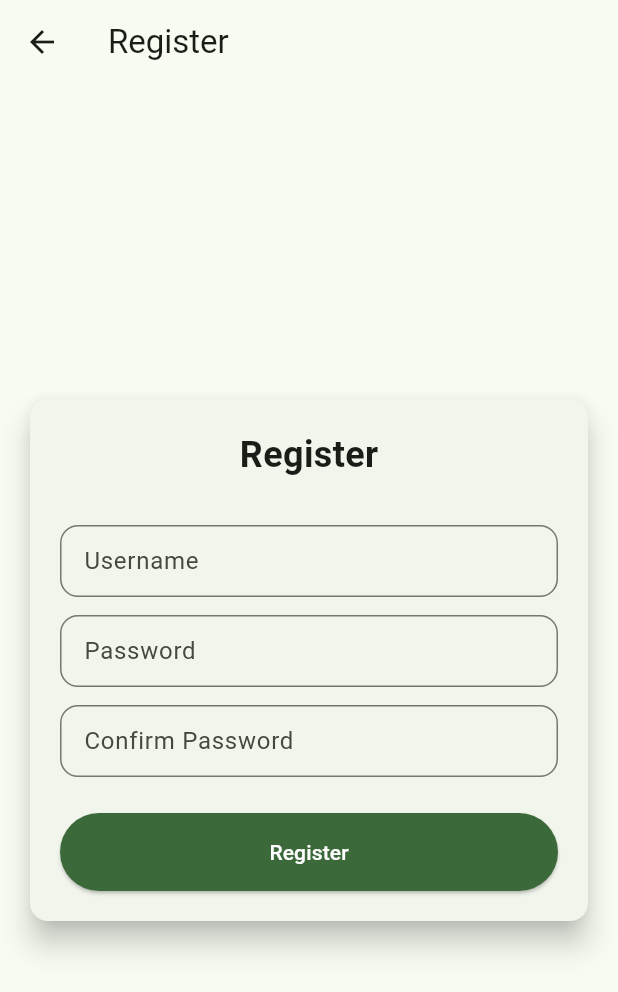
After one commit to mir4na/mewwing-mobile-app, a Flutter app: the screen it shows after launch, after a tap on an icon or button, on a phone screen of 412 x 824 dp. The commit adds this screen. Shown: the top 992 px of the screen. Run offline on Flutter 3.47's test engine with Material 3 defaults, Android fonts, the phone set to English and light mode, and no system bars; our stand-ins replace cached_network_image; missing offline and left inert: pbp_django_auth; network calls fail.

Commit message:
assignment 9 done

```diff
--- a/lib/main.dart
+++ b/lib/main.dart
@@ -1,5 +1,7 @@
 import 'package:flutter/material.dart';
-import 'package:mewwing_mobile/screens/menu.dart';
+import 'package:mewwing_mobile/screens/login.dart';
+import 'package:pbp_django_auth/pbp_django_auth.dart';
+import 'package:provider/provider.dart';
 
 void main() {
   runApp(const MyApp());
@@ -10,7 +12,13 @@ class MyApp extends StatelessWidget {
 
   @override
   Widget build(BuildContext context) {
-    return MaterialApp(
+    return MultiProvider(
+      providers: [
+        Provider<CookieRequest>(
+          create: (_) => CookieRequest(),
+        ),
+      ],
+      child: MaterialApp(
           title: 'mewwing',
           theme: ThemeData(
             colorScheme: ColorScheme.fromSeed(
@@ -19,7 +27,7 @@ class MyApp extends StatelessWidget {
             ),
             useMaterial3: true,
           ),
-      home: const MyHomePage(),
+          home: const LoginPage()),
     );
   }
 }
--- /dev/null
+++ b/lib/screens/login.dart
@@ -0,0 +1,176 @@
+import 'package:mewwing_mobile/screens/menu.dart';
+import 'package:flutter/material.dart';
+import 'package:pbp_django_auth/pbp_django_auth.dart';
+import 'package:provider/provider.dart';
+import 'package:mewwing_mobile/screens/register.dart';
+
+void main() {
+  runApp(const LoginApp());
+}
+
+class LoginApp extends StatelessWidget {
+  const LoginApp({super.key});
+
+  @override
+  Widget build(BuildContext context) {
+    return MaterialApp(
+      title: 'Login',
+      theme: ThemeData(
+        useMaterial3: true,
+        colorScheme: ColorScheme.fromSwatch(
+          primarySwatch: Colors.deepPurple,
+        ).copyWith(secondary: Colors.deepPurple[400]),
+      ),
+      home: const LoginPage(),
+    );
+  }
+}
+
+class LoginPage extends StatefulWidget {
+  const LoginPage({super.key});
+
+  @override
+  State<LoginPage> createState() => _LoginPageState();
+}
+
+class _LoginPageState extends State<LoginPage> {
+  final TextEditingController _usernameController = TextEditingController();
+  final TextEditingController _passwordController = TextEditingController();
+
+  @override
+  Widget build(BuildContext context) {
+    final request = context.watch<CookieRequest>();
+
+    return Scaffold(
+      appBar: AppBar(
+        title: const Text('Login'),
+      ),
+      body: Center(
+        child: SingleChildScrollView(
+          padding: const EdgeInsets.all(16.0),
+          child: Card(
+            elevation: 8,
+            shape: RoundedRectangleBorder(
+              borderRadius: BorderRadius.circular(12.0),
+            ),
+            child: Padding(
+              padding: const EdgeInsets.all(20.0),
+              child: Column(
+                mainAxisSize: MainAxisSize.min,
+                children: [
+                  const Text(
+                    'Login',
+                    style: TextStyle(
+                      fontSize: 24.0,
+                      fontWeight: FontWeight.bold,
+                    ),
+                  ),
+                  const SizedBox(height: 30.0),
+                  TextField(
+                    controller: _usernameController,
+                    decoration: const InputDecoration(
+                      labelText: 'Username',
+                      hintText: 'Enter your username',
+                      border: OutlineInputBorder(
+                        borderRadius: BorderRadius.all(Radius.circular(12.0)),
+                      ),
+                      contentPadding:
+                          EdgeInsets.symmetric(horizontal: 12.0, vertical: 8.0),
+                    ),
+                  ),
+                  const SizedBox(height: 12.0),
+                  TextField(
+                    controller: _passwordController,
+                    decoration: const InputDecoration(
+                      labelText: 'Password',
+                      hintText: 'Enter your password',
+                      border: OutlineInputBorder(
+                        borderRadius: BorderRadius.all(Radius.circular(12.0)),
+                      ),
+                      contentPadding:
+                          EdgeInsets.symmetric(horizontal: 12.0, vertical: 8.0),
+                    ),
+                    obscureText: true,
+                  ),
+                  const SizedBox(height: 24.0),
+                  ElevatedButton(
+                    onPressed: () async {
+                      String username = _usernameController.text;
+                      String password = _passwordController.text;
+                      final response = await request
+                          .login("http://127.0.0.1:8000/auth/login/", {
+                        'username': username,
+                        'password': password,
+                      });
+
+                      if (request.loggedIn) {
+                        String message = response['message'];
+                        String uname = response['username'];
+                        if (context.mounted) {
+                          Navigator.pushReplacement(
+                            context,
+                            MaterialPageRoute(
+                                builder: (context) => MyHomePage()),
+                          );
+                          ScaffoldMessenger.of(context)
+                            ..hideCurrentSnackBar()
+                            ..showSnackBar(
+                              SnackBar(
+                                  content:
+                                      Text("$message Selamat datang, $uname.")),
+                            );
+                        }
+                      } else {
+                        if (context.mounted) {
+                          showDialog(
+                            context: context,
+                            builder: (context) => AlertDialog(
+                              title: const Text('Login Gagal'),
+                              content: Text(response['message']),
+                              actions: [
+                                TextButton(
+                                  child: const Text('OK'),
+                                  onPressed: () {
+                                    Navigator.pop(context);
+                                  },
+                                ),
+                              ],
+                            ),
+                          );
+                        }
+                      }
+                    },
+                    style: ElevatedButton.styleFrom(
+                      foregroundColor: Colors.white,
+                      minimumSize: Size(double.infinity, 50),
+                      backgroundColor: Theme.of(context).colorScheme.primary,
+                      padding: const EdgeInsets.symmetric(vertical: 16.0),
+                    ),
+                    child: const Text('Login'),
+                  ),
+                  const SizedBox(height: 36.0),
+                  GestureDetector(
+                    onTap: () {
+                      Navigator.push(
+                        context,
+                        MaterialPageRoute(
+                            builder: (context) => const RegisterPage()),
+                      );
+                    },
+                    child: Text(
+                      'Don\'t have an account? Register',
+                      style: TextStyle(
+                        color: Theme.of(context).colorScheme.primary,
+                        fontSize: 16.0,
+                      ),
+                    ),
+                  ),
+                ],
+              ),
+            ),
+          ),
+        ),
+      ),
+    );
+  }
+}
--- /dev/null
+++ b/lib/screens/register.dart
@@ -0,0 +1,161 @@
+import 'dart:convert';
+import 'package:flutter/material.dart';
+import 'package:mewwing_mobile/screens/login.dart';
+import 'package:pbp_django_auth/pbp_django_auth.dart';
+import 'package:provider/provider.dart';
+
+class RegisterPage extends StatefulWidget {
+  const RegisterPage({super.key});
+
+  @override
+  State<RegisterPage> createState() => _RegisterPageState();
+}
+
+class _RegisterPageState extends State<RegisterPage> {
+  final _usernameController = TextEditingController();
+  final _passwordController = TextEditingController();
+  final _confirmPasswordController = TextEditingController();
+
+  @override
+  Widget build(BuildContext context) {
+    final request = context.watch<CookieRequest>();
+    return Scaffold(
+      appBar: AppBar(
+        title: const Text('Register'),
+        leading: IconButton(
+          icon: const Icon(Icons.arrow_back),
+          onPressed: () {
+            Navigator.pop(context);
+          },
+        ),
+      ),
+      body: Center(
+        child: SingleChildScrollView(
+          padding: const EdgeInsets.all(16.0),
+          child: Card(
+            elevation: 8,
+            shape: RoundedRectangleBorder(
+              borderRadius: BorderRadius.circular(12.0),
+            ),
+            child: Padding(
+              padding: const EdgeInsets.all(20.0),
+              child: Column(
+                mainAxisSize: MainAxisSize.min,
+                children: <Widget>[
+                  const Text(
+                    'Register',
+                    style: TextStyle(
+                      fontSize: 24.0,
+                      fontWeight: FontWeight.bold,
+                    ),
+                  ),
+                  const SizedBox(height: 30.0),
+                  TextFormField(
+                    controller: _usernameController,
+                    decoration: const InputDecoration(
+                      labelText: 'Username',
+                      hintText: 'Enter your username',
+                      border: OutlineInputBorder(
+                        borderRadius: BorderRadius.all(Radius.circular(12.0)),
+                      ),
+                      contentPadding:
+                          EdgeInsets.symmetric(horizontal: 12.0, vertical: 8.0),
+                    ),
+                    validator: (value) {
+                      if (value == null || value.isEmpty) {
+                        return 'Please enter your username';
+                      }
+                      return null;
+                    },
+                  ),
+                  const SizedBox(height: 12.0),
+                  TextFormField(
+                    controller: _passwordController,
+                    decoration: const InputDecoration(
+                      labelText: 'Password',
+                      hintText: 'Enter your password',
+                      border: OutlineInputBorder(
+                        borderRadius: BorderRadius.all(Radius.circular(12.0)),
+                      ),
+                      contentPadding:
+                          EdgeInsets.symmetric(horizontal: 12.0, vertical: 8.0),
+                    ),
+                    obscureText: true,
+                    validator: (value) {
+                      if (value == null || value.isEmpty) {
+                        return 'Please enter your password';
+                      }
+                      return null;
+                    },
+                  ),
+                  const SizedBox(height: 12.0),
+                  TextFormField(
+                    controller: _confirmPasswordController,
+                    decoration: const InputDecoration(
+                      labelText: 'Confirm Password',
+                      hintText: 'Confirm your password',
+                      border: OutlineInputBorder(
+                        borderRadius: BorderRadius.all(Radius.circular(12.0)),
+                      ),
+                      contentPadding:
+                          EdgeInsets.symmetric(horizontal: 12.0, vertical: 8.0),
+                    ),
+                    obscureText: true,
+                    validator: (value) {
+                      if (value == null || value.isEmpty) {
+                        return 'Please confirm your password';
+                      }
+                      return null;
+                    },
+                  ),
+                  const SizedBox(height: 24.0),
+                  ElevatedButton(
+                    onPressed: () async {
+                      String username = _usernameController.text;
+                      String password1 = _passwordController.text;
+                      String password2 = _confirmPasswordController.text;
+                      final response = await request.postJson(
+                          "http://127.0.0.1:8000/auth/register/",
+                          jsonEncode({
+                            "username": username,
+                            "password1": password1,
+                            "password2": password2,
+                          }));
+                      if (context.mounted) {
+                        if (response['status'] == 'success') {
+                          ScaffoldMessenger.of(context).showSnackBar(
+                            const SnackBar(
+                              content: Text('Successfully registered!'),
+                            ),
+                          );
+                          Navigator.pushReplacement(
+                            context,
+                            MaterialPageRoute(
+                                builder: (context) => const LoginPage()),
+                          );
+                        } else {
+                          ScaffoldMessenger.of(context).showSnackBar(
+                            const SnackBar(
+                              content: Text('Failed to register!'),
+                            ),
+                          );
+                        }
+                      }
+                    },
+                    style: ElevatedButton.styleFrom(
+                      foregroundColor: Colors.white,
+                      minimumSize: Size(double.infinity, 50),
+                      backgroundColor: Theme.of(context).colorScheme.primary,
+                      padding: const EdgeInsets.symmetric(vertical: 16.0),
+                    ),
+                    child: const Text('Register'),
+                  ),
+                ],
+              ),
+            ),
+          ),
+        ),
+      ),
+    );
+  }
+}
--- a/lib/widgets/product_entry.dart
+++ b/lib/widgets/product_entry.dart
@@ -1,7 +1,7 @@
 import 'package:flutter/material.dart';
 import 'package:intl/intl.dart';
 import 'package:cached_network_image/cached_network_image.dart';
-import 'package:mewwing_mobile/screens/menu.dart';
+import 'package:mewwing_mobile/screens/list_product.dart';
 
 class ProductEntryDialog extends StatelessWidget {
   final Map<String, dynamic> product;
@@ -67,7 +67,7 @@ class ProductEntryDialog extends StatelessWidget {
           child: ElevatedButton(
             onPressed: () {
               Navigator.of(context).pushAndRemoveUntil(
-                MaterialPageRoute(builder: (context) => const MyHomePage()),
+                MaterialPageRoute(builder: (context) => const ProductPage()),
                 (route) => false,
               );
             },
--- a/pubspec.yaml
+++ b/pubspec.yaml
@@ -16,6 +16,9 @@ dependencies:
   intl: ^0.19.0
   cupertino_icons: ^1.0.8
   cached_network_image: ^3.2.0
+  provider: ^6.1.2
+  pbp_django_auth: ^0.4.0
+  http: ^1.2.2
 
 dev_dependencies:
   flutter_test:
@@ -24,6 +27,3 @@ dev_dependencies:
 
 flutter:
   uses-material-design: true
-
-assets:
-  - assets/
```
Also changed, not shown: lib/models/product.dart (added, +45 -0 lines), lib/screens/add_product.dart (+62 -9 lines), lib/screens/list_product.dart (added, +135 -0 lines), lib/widgets/left_drawer.dart (+39 -6 lines), pubspec.lock, 2 other files. Lines whose indentation alone changed are shown as unchanged.
